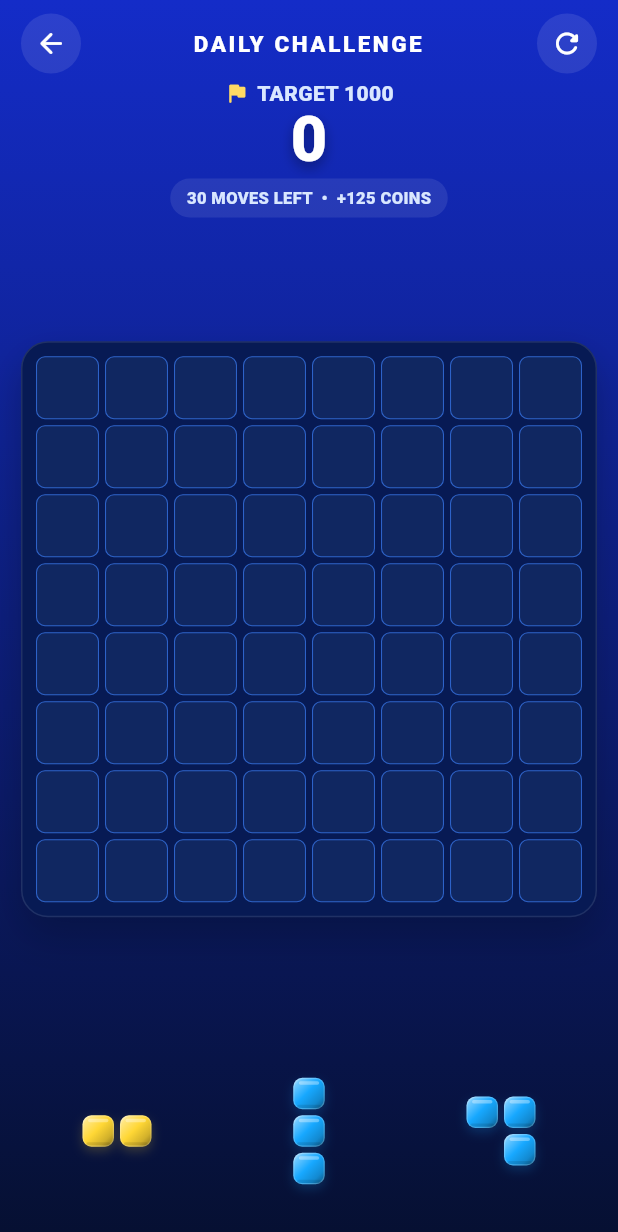
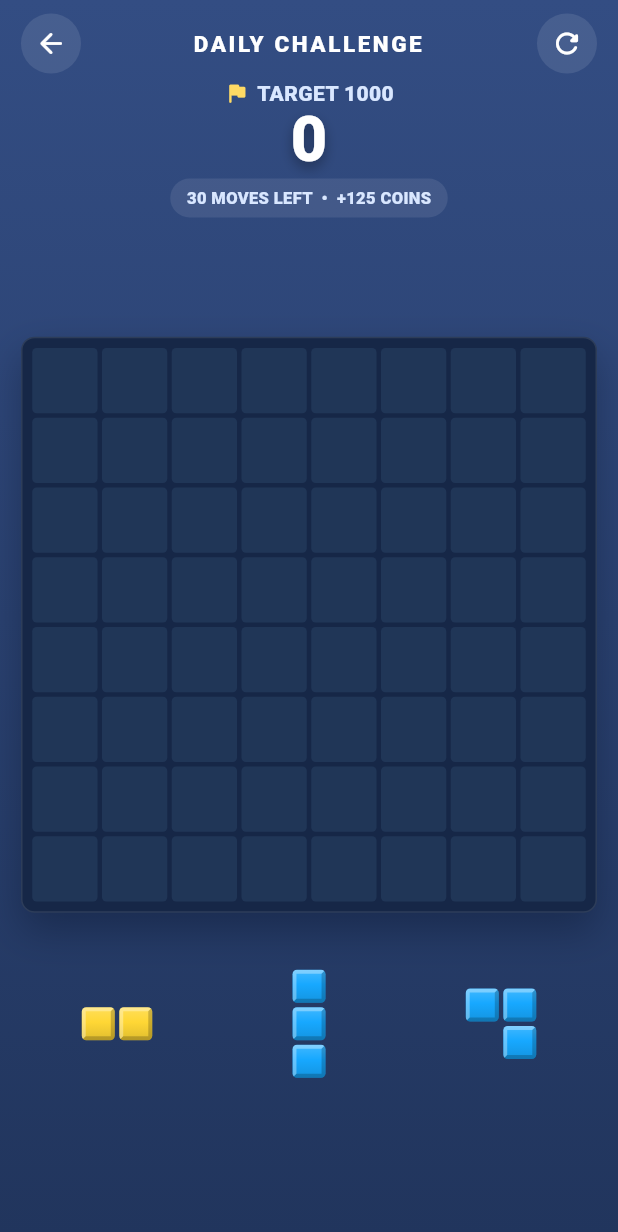
Before and after one commit to Avi-2024/Block-Puzzle, a Flutter app: the screen it shows after launch, after a tap on the "refresh" icon, after a tap on "DAILY", on a phone screen of 412 x 824 dp. Shown: the top 1232 px of the screen. Run offline on Flutter 3.47's test engine with Material 3 defaults, Android fonts, the phone set to English and light mode, and no system bars; our stand-ins replace audioplayers, google_mobile_ads, shared_preferences; statements that could not run were skipped.

Commit message:
feat: focus gameplay layout and preview completed lines

```diff
--- a/lib/core/theme/app_theme.dart
+++ b/lib/core/theme/app_theme.dart
@@ -18,13 +18,13 @@ abstract final class AppTheme {
   // Approved gameplay direction: Blockiva should feel board-first, glossy,
   // colorful and relaxed. These tokens deliberately keep the screen close to
   // the approved reference while staying original and readable on Android.
-  static const Color gameBackgroundTop = Color(0xFF142CC8);
+  static const Color gameBackgroundTop = Color(0xFF334D83);
   static const Color gameBackgroundMid = Color(0xFF35218A);
-  static const Color gameBackgroundBottom = Color(0xFF061032);
-  static const Color gameBoard = Color(0xFF071A54);
+  static const Color gameBackgroundBottom = Color(0xFF21355D);
+  static const Color gameBoard = Color(0xFF162747);
   static const Color gameBoardDeep = Color(0xFF020819);
-  static const Color gameCell = Color(0xFF102761);
-  static const Color gameCellEdge = Color(0xFF3D82FF);
+  static const Color gameCell = Color(0xFF203657);
+  static const Color gameCellEdge = Color(0xFF49628A);
   static const Color gameText = Color(0xFFFFFFFF);
   static const Color gameTextMuted = Color(0xFFD9E7FF);
   static const Color gameOverlay = Color(0xDC071330);
@@ -44,16 +44,14 @@ abstract final class AppTheme {
   static LinearGradient pieceGradient(int index) {
     final Color base = piecePalette[index % piecePalette.length];
     return LinearGradient(
-      begin: Alignment.topLeft,
-      end: Alignment.bottomRight,
+      begin: Alignment.topCenter,
+      end: Alignment.bottomCenter,
       colors: <Color>[
-        Color.lerp(base, Colors.white, .82)!,
-        Color.lerp(base, Colors.white, .38)!,
+        Color.lerp(base, Colors.white, .18)!,
         base,
-        Color.lerp(base, Colors.black, .18)!,
-        Color.lerp(base, Colors.black, .50)!,
+        Color.lerp(base, Colors.black, .12)!,
       ],
-      stops: const <double>[0, .16, .46, .76, 1],
+      stops: const <double>[0, .45, 1],
     );
   }
 
--- /dev/null
+++ b/lib/features/game/presentation/clear_prediction.dart
@@ -0,0 +1,25 @@
+import '../domain/block_piece.dart';
+import '../domain/game_engine.dart';
+
+/// Read-only move preview: never advances the engine or its score.
+({Set<int> rows, Set<int> cols}) predictClears(
+  GameEngine engine, BlockPiece piece, int row, int col,
+) {
+  final rows = <int>{};
+  final cols = <int>{};
+  if (!engine.canPlace(piece, row, col)) return (rows: rows, cols: cols);
+  final added = piece.cells
+      .map((cell) => (row + cell.row) * GameEngine.size + col + cell.col)
+      .toSet();
+  bool filled(int r, int c) =>
+      engine.cellAt(r, c) != null || added.contains(r * GameEngine.size + c);
+  for (int i = 0; i < GameEngine.size; i++) {
+    if (List<bool>.generate(GameEngine.size, (j) => filled(i, j)).every((v) => v)) {
+      rows.add(i);
+    }
+    if (List<bool>.generate(GameEngine.size, (j) => filled(j, i)).every((v) => v)) {
+      cols.add(i);
+    }
+  }
+  return (rows: rows, cols: cols);
+}
--- a/lib/features/game/presentation/piece_view.dart
+++ b/lib/features/game/presentation/piece_view.dart
@@ -17,8 +17,6 @@ class PieceView extends StatelessWidget {
 
   @override
   Widget build(BuildContext context) {
-    final Color color = AppTheme
-        .piecePalette[piece.paletteIndex % AppTheme.piecePalette.length];
     return SizedBox(
       width: piece.width * cellSize,
       height: piece.height * cellSize,
@@ -30,24 +28,9 @@ class PieceView extends StatelessWidget {
                 top: cell.row * cellSize,
                 width: cellSize,
                 height: cellSize,
-                child: Container(
-                  margin: const EdgeInsets.all(2),
-                  decoration: BoxDecoration(
-                    gradient: AppTheme.pieceGradient(piece.paletteIndex),
-                    borderRadius: BorderRadius.circular(6),
-                    border: Border.all(
-                      color: Colors.white.withValues(alpha: .20),
-                      width: .8,
-                    ),
-                    boxShadow: <BoxShadow>[
-                      BoxShadow(
-                        color: color.withValues(alpha: elevated ? .42 : .20),
-                        blurRadius: elevated ? 12 : 5,
-                        offset: Offset(0, elevated ? 7 : 3),
-                      ),
-                    ],
-                  ),
-                  child: const TileGloss(),
+                child: PuzzleTile(
+                  paletteIndex: piece.paletteIndex,
+                  elevated: elevated,
                 ),
               );
             })
@@ -57,40 +40,50 @@ class PieceView extends StatelessWidget {
   }
 }
 
-class TileGloss extends StatelessWidget {
-  const TileGloss({super.key});
+/// Shared by settled cells, tray pieces and the lifted drag piece.
+class PuzzleTile extends StatelessWidget {
+  const PuzzleTile({required this.paletteIndex, this.elevated = false, this.highlighted = false, super.key});
+  final int paletteIndex;
+  final bool highlighted;
+  final bool elevated;
 
   @override
-  Widget build(BuildContext context) {
-    return Stack(
-      children: <Widget>[
-        Align(
-          alignment: const Alignment(0, -.82),
-          child: FractionallySizedBox(
-            widthFactor: .70,
-            heightFactor: .12,
-            child: DecoratedBox(
-              decoration: BoxDecoration(
-                color: Colors.white.withValues(alpha: .34),
-                borderRadius: BorderRadius.circular(99),
-              ),
-            ),
-          ),
-        ),
-        Align(
-          alignment: Alignment.bottomCenter,
-          child: FractionallySizedBox(
-            widthFactor: .82,
-            heightFactor: .11,
-            child: DecoratedBox(
-              decoration: BoxDecoration(
-                color: Colors.black.withValues(alpha: .10),
-                borderRadius: BorderRadius.circular(99),
-              ),
-            ),
-          ),
-        ),
-      ],
-    );
+  Widget build(BuildContext context) => Container(
+    margin: const EdgeInsets.all(1.5),
+    decoration: BoxDecoration(
+      gradient: AppTheme.pieceGradient(paletteIndex),
+      border: highlighted ? Border.all(color: const Color(0xFFFFE8A3), width: 1.5) : null,
+      borderRadius: BorderRadius.circular(3),
+      boxShadow: elevated ? const <BoxShadow>[
+        BoxShadow(color: Color(0x55000000), blurRadius: 6, offset: Offset(0, 4)),
+      ] : null,
+    ),
+    child: const ClipRRect(
+      borderRadius: BorderRadius.all(Radius.circular(3)),
+      child: CustomPaint(painter: _TileBevel()),
+    ),
+  );
+}
+
+class _TileBevel extends CustomPainter {
+  const _TileBevel();
+
+  @override
+  void paint(Canvas canvas, Size size) {
+    final double w = size.width;
+    final double h = size.height;
+    final double edge = size.shortestSide * .12;
+    canvas.drawPath(Path()
+      ..moveTo(0, 0)..lineTo(w, 0)..lineTo(w-edge, edge)
+      ..lineTo(edge, edge)..lineTo(edge, h-edge)..lineTo(0, h)..close(),
+      Paint()..color = const Color(0x55FFFFFF));
+    canvas.drawPath(Path()
+      ..moveTo(w, 0)..lineTo(w, h)..lineTo(0, h)
+      ..lineTo(edge, h-edge)..lineTo(w-edge, h-edge)
+      ..lineTo(w-edge, edge)..close(),
+      Paint()..color = const Color(0x33000000));
   }
+
+  @override
+  bool shouldRepaint(_TileBevel oldDelegate) => false;
 }
--- a/lib/features/game/presentation/unified_game_screen.dart
+++ b/lib/features/game/presentation/unified_game_screen.dart
@@ -19,6 +19,7 @@ import '../domain/block_piece.dart';
 import '../domain/game_engine.dart';
 import 'board_drag_projector.dart';
 import 'board_clear_effect.dart';
+import 'clear_prediction.dart';
 import 'piece_tray.dart';
 import 'piece_view.dart';
 
@@ -389,7 +390,16 @@ class _UnifiedGameScreenState extends State<UnifiedGameScreen> {
                     ),
                     const SizedBox(height: 8),
                     Expanded(
-                      child: Center(
+                      child: LayoutBuilder(
+                        builder: (BuildContext context, BoxConstraints constraints) {
+                          final double side = (constraints.maxHeight - 132)
+                              .clamp(0.0, constraints.maxWidth).toDouble();
+                          return Column(
+                            mainAxisAlignment: MainAxisAlignment.center,
+                            children: <Widget>[
+                              SizedBox(
+                                width: side,
+                                height: side,
                                 child: AnimatedScale(
                                   scale: _boardPulse ? 1.012 : 1,
                                   duration: const Duration(milliseconds: 130),
@@ -404,8 +414,7 @@ class _UnifiedGameScreenState extends State<UnifiedGameScreen> {
                           ),
                                 ),
                               ),
-                    ),
-                    const SizedBox(height: 10),
+                              const SizedBox(height: 16),
                               PieceTray(
                       pieces: _controller.tray,
                       enabled: !_terminal,
@@ -417,6 +426,11 @@ class _UnifiedGameScreenState extends State<UnifiedGameScreen> {
                       onDragUpdate: _updateDragPreview,
                       onDragEnded: _finishDrag,
                       onDragCancelled: () => _setPreview(null),
+                    ),
+                            ],
+                          );
+                        },
+                      ),
                     ),
                   ],
                 ),
@@ -710,13 +724,17 @@ class _Board extends StatelessWidget {
 
   @override
   Widget build(BuildContext context) {
+    final placement = preview;
+    final predicted = placement != null && placement.valid
+        ? predictClears(engine, placement.piece, placement.row, placement.col)
+        : (rows: <int>{}, cols: <int>{});
     return AspectRatio(
       aspectRatio: 1,
       child: Container(
-        padding: const EdgeInsets.all(7),
+        padding: const EdgeInsets.all(5),
         decoration: BoxDecoration(
           color: AppTheme.gameBoard,
-          borderRadius: BorderRadius.circular(18),
+          borderRadius: BorderRadius.circular(9),
           border: Border.all(color: Colors.white.withValues(alpha: .10)),
           boxShadow: const <BoxShadow>[
             BoxShadow(
@@ -747,6 +765,7 @@ class _Board extends StatelessWidget {
                 paletteIndex: paletteIndex,
                 previewPaletteIndex: valid ? preview!.piece.paletteIndex : null,
                 invalidPreview: invalid,
+                willClear: predicted.rows.contains(row) || predicted.cols.contains(col),
               );
             },
           ),
@@ -767,11 +786,13 @@ class _BoardCell extends StatelessWidget {
     required this.paletteIndex,
     required this.previewPaletteIndex,
     required this.invalidPreview,
+    required this.willClear,
   });
 
   final int? paletteIndex;
   final int? previewPaletteIndex;
   final bool invalidPreview;
+  final bool willClear;
 
   @override
   Widget build(BuildContext context) {
@@ -779,30 +800,19 @@ class _BoardCell extends StatelessWidget {
     final bool validPreview = previewPaletteIndex != null;
     final int? visualPalette = paletteIndex ?? previewPaletteIndex;
     return Opacity(
-      opacity: validPreview && !occupied ? .42 : 1,
-      child: AnimatedContainer(
+      opacity: validPreview && !occupied ? .48 : 1,
+      child: visualPalette != null
+          ? PuzzleTile(paletteIndex: visualPalette, highlighted: willClear)
+          : AnimatedContainer(
               duration: const Duration(milliseconds: 90),
-      margin: const EdgeInsets.all(2),
+              margin: const EdgeInsets.all(1.5),
               decoration: BoxDecoration(
-        color: visualPalette == null
-            ? invalidPreview
-                  ? const Color(0xFF6B3854)
-                  : AppTheme.gameCell
+                color: invalidPreview ? const Color(0xFF6B3854) : AppTheme.gameCell,
+                borderRadius: BorderRadius.circular(3),
+                border: invalidPreview
+                    ? Border.all(color: const Color(0xFFFF8B9B), width: 1.2)
                     : null,
-        gradient: visualPalette == null
-            ? null
-            : AppTheme.pieceGradient(visualPalette),
-        borderRadius: BorderRadius.circular(6),
-        border: Border.all(
-          color: invalidPreview
-              ? const Color(0xFFFF8B9B)
-              : occupied || validPreview
-              ? Colors.white.withValues(alpha: .20)
-              : AppTheme.gameCellEdge.withValues(alpha: .65),
-          width: invalidPreview ? 1.2 : .7,
               ),
-      ),
-      child: visualPalette == null ? null : const TileGloss(),
             ),
     );
   }
```
Also changed, not shown: 2 other files. Lines whose indentation alone changed are shown as unchanged.
